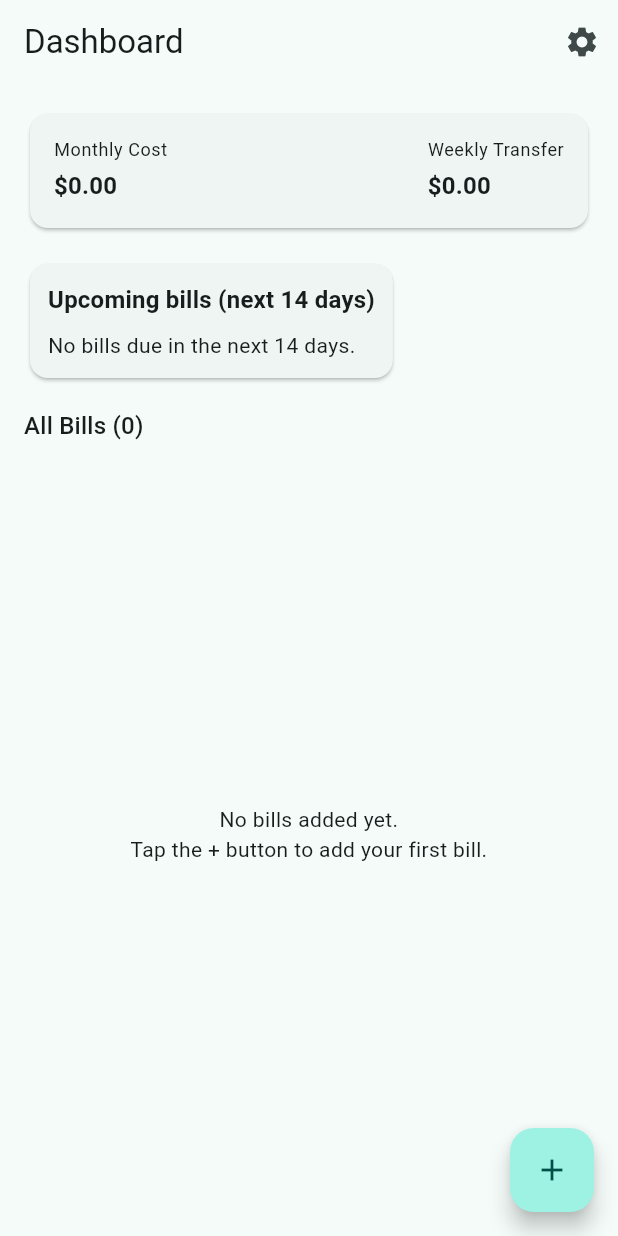
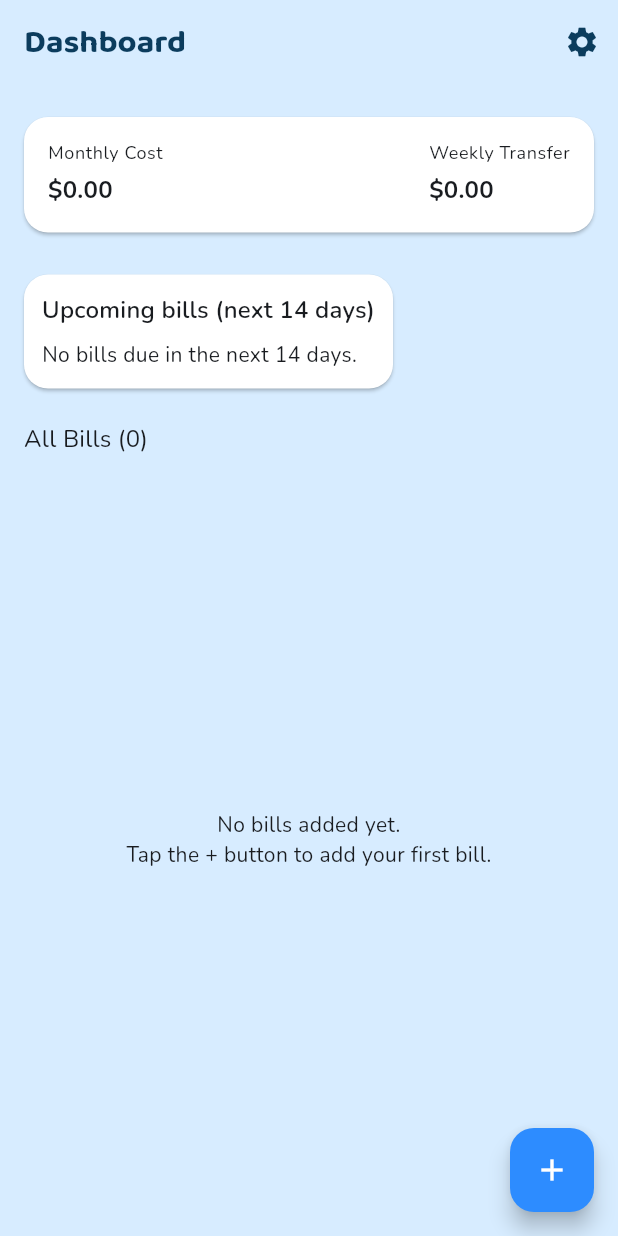
Before and after one commit to Parth-Patel01/BillBucket, a Flutter app: the screen it shows after launch, on a phone screen of 412 x 824 dp. Run offline on Flutter 3.47's test engine with Material 3 defaults, Android fonts, the phone set to English and light mode, and no system bars; our stand-ins replace hive, hive_flutter; accounts and stored records are empty.

Commit message:
style: add branded light/dark theme with Baloo2 and Nunito

```diff
--- a/lib/main.dart
+++ b/lib/main.dart
@@ -8,20 +8,15 @@ import 'providers/bill_provider.dart';
 import 'providers/settings_provider.dart';
 import 'screens/dashboard_screen.dart';
 
+import 'theme/app_theme.dart';
+
 Future<void> main() async {
   WidgetsFlutterBinding.ensureInitialized();
 
   await Hive.initFlutter();
-
-  // Register Hive adapters
   Hive.registerAdapter(BillFrequencyAdapter());
   Hive.registerAdapter(BillAdapter());
-  Hive.registerAdapter(AppThemeModeAdapter());
-  Hive.registerAdapter(AppSettingsAdapter());
-
-  // Open boxes
   final billsBox = await Hive.openBox<Bill>('bills_box');
-  final settingsBox = await Hive.openBox<AppSettings>('settings_box');
 
   runApp(
     MultiProvider(
@@ -29,53 +24,24 @@ Future<void> main() async {
         ChangeNotifierProvider(
           create: (_) => BillProvider(billsBox: billsBox),
         ),
-        ChangeNotifierProvider(
-          create: (_) => SettingsProvider(settingsBox: settingsBox),
-        ),
       ],
       child: const BillBucketApp(),
     ),
   );
 }
 
-/// Root widget of the app.
-///
-/// Listens to SettingsProvider to decide which theme mode to use.
 class BillBucketApp extends StatelessWidget {
   const BillBucketApp({super.key});
 
   @override
   Widget build(BuildContext context) {
-    final settings = context.watch<SettingsProvider>();
-    final themeMode = _mapAppThemeMode(settings.themeMode);
-
     return MaterialApp(
       title: 'Bill Bucket',
       debugShowCheckedModeBanner: false,
-      theme: ThemeData(
-        useMaterial3: true,
-        colorSchemeSeed: Colors.teal,
-        brightness: Brightness.light,
-      ),
-      darkTheme: ThemeData(
-        useMaterial3: true,
-        colorSchemeSeed: Colors.teal,
-        brightness: Brightness.dark,
-      ),
-      themeMode: themeMode,
+      theme: AppTheme.light(),
+      darkTheme: AppTheme.dark(),
+      themeMode: ThemeMode.system, // later you can hook this to Settings
       home: const DashboardScreen(),
     );
   }
-
-  /// Maps our custom AppThemeMode enum to Flutter's ThemeMode.
-  ThemeMode _mapAppThemeMode(AppThemeMode mode) {
-    switch (mode) {
-      case AppThemeMode.system:
-        return ThemeMode.system;
-      case AppThemeMode.light:
-        return ThemeMode.light;
-      case AppThemeMode.dark:
-        return ThemeMode.dark;
-    }
-  }
 }
--- /dev/null
+++ b/lib/theme/app_theme.dart
@@ -0,0 +1,163 @@
+import 'package:flutter/material.dart';
+
+/// Central place for all app colors so you don't scatter hex codes everywhere.
+class AppColors {
+  // Brand colors sampled from the logo
+  static const Color primaryNavy = Color(0xFF0B3C5D);
+  static const Color accentBlue = Color(0xFF2D8CFF);
+  static const Color lightBackground = Color(0xFFD7ECFF);
+
+  // Neutrals
+  static const Color white = Colors.white;
+  static const Color black = Colors.black;
+}
+
+/// AppTheme exposes ready-made light and dark ThemeData.
+class AppTheme {
+  /// Light theme: default for most users.
+  static ThemeData light() {
+    final base = ThemeData(
+      useMaterial3: true,
+      brightness: Brightness.light,
+      colorScheme: ColorScheme.fromSeed(
+        seedColor: AppColors.accentBlue,
+        primary: AppColors.primaryNavy,
+        brightness: Brightness.light,
+      ),
+      // Global body font
+      fontFamily: 'Nunito',
+    );
+
+    return base.copyWith(
+      scaffoldBackgroundColor: AppColors.lightBackground,
+      appBarTheme: base.appBarTheme.copyWith(
+        backgroundColor: AppColors.lightBackground,
+        elevation: 0,
+        centerTitle: false,
+        titleTextStyle: base.textTheme.titleLarge?.copyWith(
+          fontFamily: 'Baloo2',
+          fontWeight: FontWeight.w700,
+          fontSize: 22,
+          color: AppColors.primaryNavy,
+        ),
+        iconTheme: const IconThemeData(
+          color: AppColors.primaryNavy,
+        ),
+      ),
+      cardTheme: base.cardTheme.copyWith(
+        color: AppColors.white,
+        elevation: 1,
+        shape: RoundedRectangleBorder(
+          borderRadius: BorderRadius.circular(16),
+        ),
+        margin: const EdgeInsets.symmetric(vertical: 6),
+      ),
+      floatingActionButtonTheme: base.floatingActionButtonTheme.copyWith(
+        backgroundColor: AppColors.accentBlue,
+        foregroundColor: AppColors.white,
+        shape: RoundedRectangleBorder(
+          borderRadius: BorderRadius.circular(16),
+        ),
+      ),
+      textTheme: _buildTextTheme(base.textTheme, isDark: false),
+    );
+  }
+
+  /// Dark theme: keeps the same brand feeling but on dark surfaces.
+  static ThemeData dark() {
+    final base = ThemeData(
+      useMaterial3: true,
+      brightness: Brightness.dark,
+      colorScheme: ColorScheme.fromSeed(
+        seedColor: AppColors.accentBlue,
+        primary: AppColors.accentBlue,
+        brightness: Brightness.dark,
+      ),
+      fontFamily: 'Nunito',
+    );
+
+    return base.copyWith(
+      scaffoldBackgroundColor: const Color(0xFF050810),
+      appBarTheme: base.appBarTheme.copyWith(
+        backgroundColor: Colors.transparent,
+        elevation: 0,
+        centerTitle: false,
+        titleTextStyle: base.textTheme.titleLarge?.copyWith(
+          fontFamily: 'Baloo2',
+          fontWeight: FontWeight.w700,
+          fontSize: 22,
+        ),
+      ),
+      cardTheme: base.cardTheme.copyWith(
+        color: const Color(0xFF111827),
+        elevation: 1,
+        shape: RoundedRectangleBorder(
+          borderRadius: BorderRadius.circular(16),
+        ),
+        margin: const EdgeInsets.symmetric(vertical: 6),
+      ),
+      floatingActionButtonTheme: base.floatingActionButtonTheme.copyWith(
+        backgroundColor: AppColors.accentBlue,
+        foregroundColor: AppColors.white,
+        shape: RoundedRectangleBorder(
+          borderRadius: BorderRadius.circular(16),
+        ),
+      ),
+      textTheme: _buildTextTheme(base.textTheme, isDark: true),
+    );
+  }
+
+  /// Builds a text theme that uses:
+  /// - Baloo2 for headings / display
+  /// - Nunito for body, labels, etc.
+  static TextTheme _buildTextTheme(TextTheme base, {required bool isDark}) {
+    final headingColor =
+    isDark ? AppColors.white : AppColors.primaryNavy;
+
+    return base.copyWith(
+      // Big screens / page titles
+      headlineLarge: base.headlineLarge?.copyWith(
+        fontFamily: 'Baloo2',
+        fontWeight: FontWeight.w700,
+        fontSize: 32,
+        letterSpacing: 0.2,
+        color: headingColor,
+      ),
+      headlineMedium: base.headlineMedium?.copyWith(
+        fontFamily: 'Baloo2',
+        fontWeight: FontWeight.w700,
+        fontSize: 26,
+        color: headingColor,
+      ),
+      titleLarge: base.titleLarge?.copyWith(
+        fontFamily: 'Baloo2',
+        fontWeight: FontWeight.w700,
+        fontSize: 20,
+        color: headingColor,
+      ),
+
+      // Body text
+      bodyLarge: base.bodyLarge?.copyWith(
+        fontFamily: 'Nunito',
+        fontSize: 16,
+        height: 1.4,
+      ),
+      bodyMedium: base.bodyMedium?.copyWith(
+        fontFamily: 'Nunito',
+        fontSize: 14,
+        height: 1.4,
+      ),
+
+      // Captions / small labels
+      bodySmall: base.bodySmall?.copyWith(
+        fontFamily: 'Nunito',
+        fontSize: 12,
+        height: 1.4,
+      ),
+      labelLarge: base.labelLarge?.copyWith(
+        fontFamily: 'Nunito',
+        fontWeight: FontWeight.w600,
+      ),
+    );
+  }
+}
```
Also changed, not shown: pubspec.yaml (+14 -8 lines), fonts/Baloo2-Bold.ttf (added), fonts/Baloo2-Regular.ttf (added), fonts/Baloo2-SemiBold.ttf (added), fonts/Nunito-Bold.ttf (added), fonts/Nunito-Regular.ttf (added), fonts/Nunito-SemiBold.ttf (added), images/logo.png (added), 26 other files.
